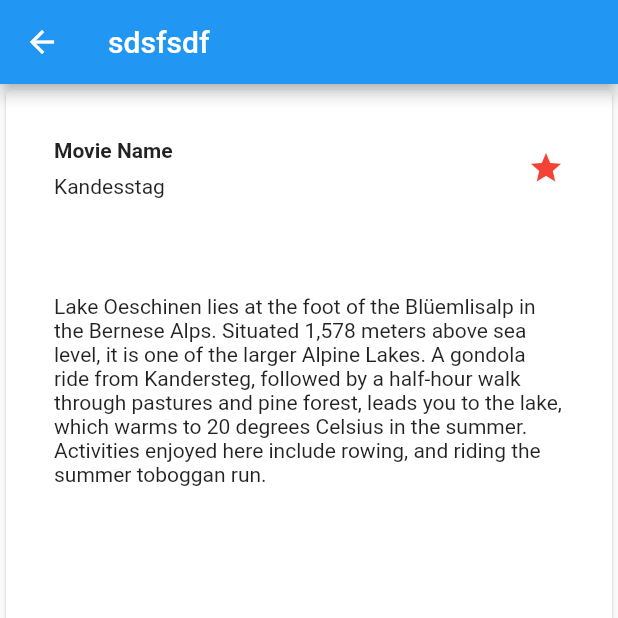
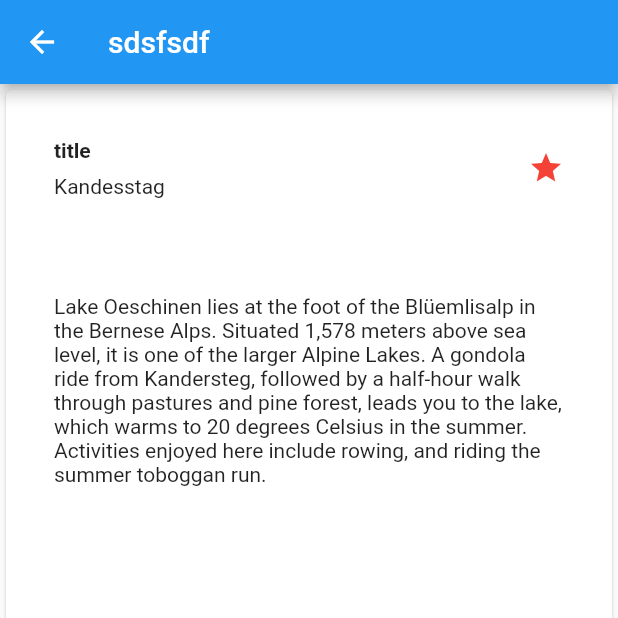
Before and after one commit to FairyTale06/MovieApp, a Flutter app: the Detail screen opened by its route, on a phone screen of 412 x 824 dp, the top half of it. Run offline on Flutter 3.47's test engine with Material 2 defaults, Android fonts, the phone set to English and light mode, and no system bars; our stand-ins replace dio; network calls fail.

```diff
--- a/lib/main.dart
+++ b/lib/main.dart
@@ -4,7 +4,7 @@ import 'package:movie_app/pages/detail.dart';
 
 
 void main()=> runApp(MaterialApp(
-  initialRoute: '/detail',
+  initialRoute: '/',
   routes: {
     '/' : (context)=> Home(),
     '/detail' : (context) =>  Detail()
--- /dev/null
+++ b/lib/models/movie_detail.dart
@@ -0,0 +1,7 @@
+class MovieDetail{
+  String title;
+  String genre;
+  String overview;
+
+  MovieDetail({this.title, this.genre, this.overview});
+}
--- /dev/null
+++ b/lib/models/movie_list.dart
@@ -0,0 +1,6 @@
+class MovieList {
+  String name;
+  String desc;
+
+  MovieList({this.name, this.desc});
+}
--- a/lib/movie.dart
+++ /dev/null
@@ -1,6 +0,0 @@
-class Movie {
-  String name;
-  String desc;
-
-  Movie({this.name, this.desc});
-}
--- a/lib/pages/detail.dart
+++ b/lib/pages/detail.dart
@@ -2,11 +2,35 @@ import 'package:flutter/material.dart';
 import 'package:movie_app/services/movie_service.dart';
 import 'package:dio/dio.dart';
 
-class Detail extends StatelessWidget {
-  String title = "The 0Ne";
+class Detail extends StatefulWidget {
+  @override
+  _DetailState createState() => _DetailState();
+}
+
+class _DetailState extends State<Detail> {
+  String title;
+  String genre;
+  String overview;
 
   @override
-  Widget titleSection = Container(
+  void initState() {
+    super.initState();
+  }
+
+  void getDetail() async{
+    MovieService instance = MovieService();
+    int i =0;
+
+    await instance.getMovie(i);
+    title = instance.title;
+    genre = instance.genre;
+    overview = instance.overview;
+    // print("detail"+title);
+    // print("detail"+genre);
+  }
+
+  Widget titleSection(){
+    return Container(
       child: Padding(
         padding: const EdgeInsets.all(32.0),
         child: Row(
@@ -18,7 +42,7 @@ class Detail extends StatelessWidget {
                     Container(
                       padding: EdgeInsets.only(bottom: 8),
                       child: Text(
-                      "Movie Name",
+                        "title",
                         style: TextStyle(
                             fontWeight: FontWeight.bold
                         ),
@@ -38,8 +62,9 @@ class Detail extends StatelessWidget {
         ),
       ),
     );
+  }
 
-  Widget textSection = const Padding(
+  Widget textSection = Padding(
     padding: EdgeInsets.all(32),
     child: Text(
       'Lake Oeschinen lies at the foot of the Blüemlisalp in the Bernese '
@@ -61,7 +86,7 @@ class Detail extends StatelessWidget {
       body: Card(
         child: ListView(
           children: [
-            titleSection,
+            titleSection(),
             textSection
           ],
         ),
```
Also changed, not shown: lib/pages/home.dart (+52 -43 lines), lib/services/movie_service.dart (+18 -14 lines). Lines whose indentation alone changed are shown as unchanged.
